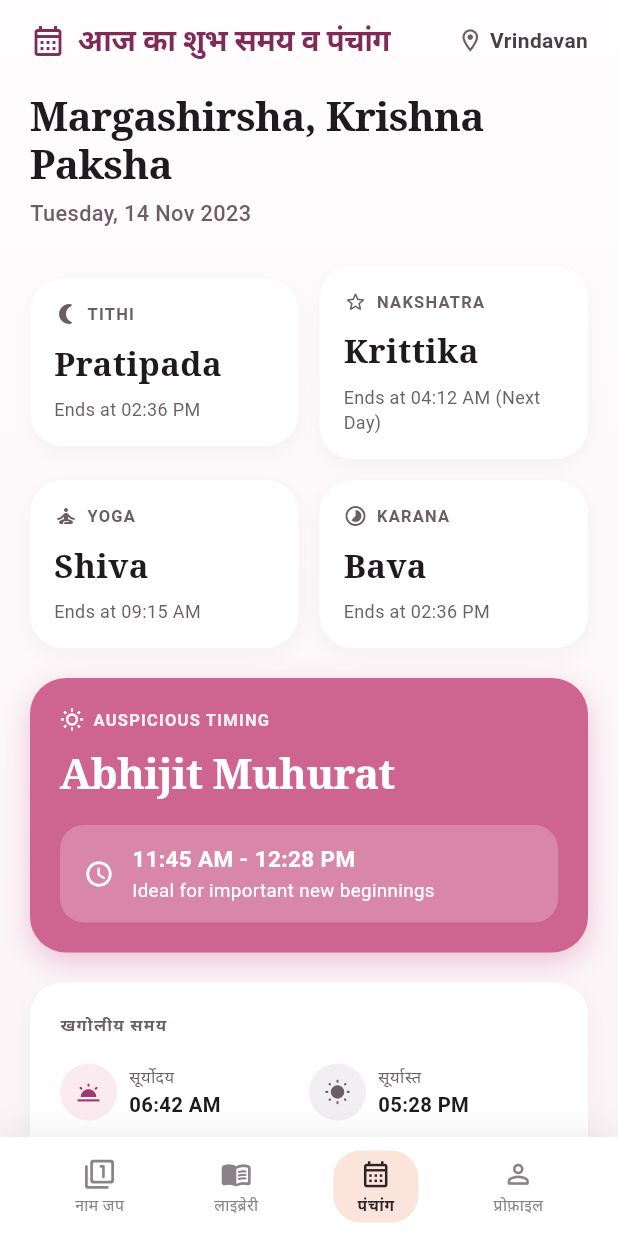
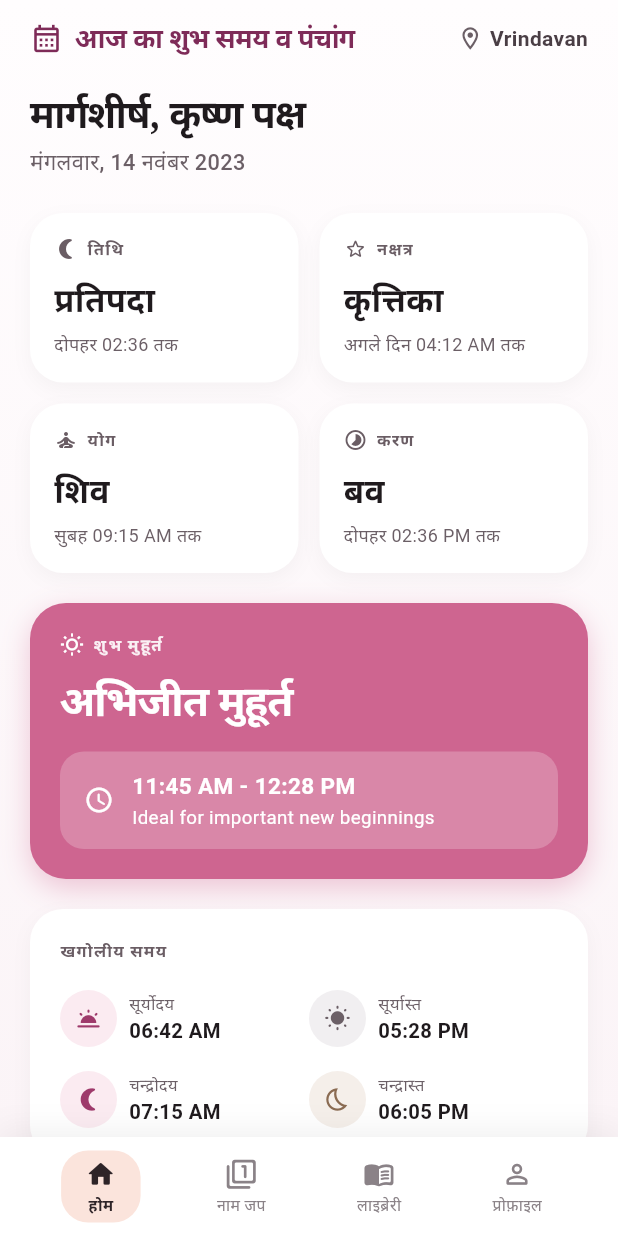
Before and after one commit to rohitelbroz-dev/gurujiapp-flutter, a Flutter app: the HomeScreen screen opened by its route, on a phone screen of 412 x 824 dp. Run offline on Flutter 3.47's test engine with Material 3 defaults, Android fonts, the light colour scheme and no system bars; our stand-ins replace bloc, cached_network_image, equatable, flutter_bloc, go_router, image_picker and 3 more; missing offline and left inert: gal; accounts and stored records are empty; network calls fail.

Commit message:
added code for update langies and fix ui issues

```diff
--- a/lib/core/widgets/app_bottom_nav.dart
+++ b/lib/core/widgets/app_bottom_nav.dart
@@ -3,7 +3,7 @@ import 'package:go_router/go_router.dart';
 import 'package:guruji/core/localization/app_strings.dart';
 import 'package:guruji/core/services/user_persistence_service.dart';
 
-enum AppNavTab { jaap, library, panchang, profile }
+enum AppNavTab { home, jaap, library, profile, panchang }
 
 class AppBottomNav extends StatelessWidget {
   final AppNavTab currentTab;
@@ -18,6 +18,8 @@ class AppBottomNav extends StatelessWidget {
     const Color activePillBg = Color(0xFFFBE4DC);
     const Color activeTextColor = Color(0xFF2E2428);
     const Color inactiveColor = Color(0xFF8A8287);
+
+    final bool isHomeActive = currentTab == AppNavTab.home || currentTab == AppNavTab.panchang;
 
     return Container(
       decoration: BoxDecoration(
@@ -37,9 +39,21 @@ class AppBottomNav extends StatelessWidget {
           child: Row(
             mainAxisAlignment: MainAxisAlignment.spaceEvenly,
             children: [
+              // 1. Home tab at first place
               _buildNavItem(
                 context: context,
-                tab: AppNavTab.jaap,
+                isActive: isHomeActive,
+                icon: Icons.home_rounded,
+                label: context.tr('navHome'),
+                onTap: () => context.go('/home'),
+                activePillBg: activePillBg,
+                activeTextColor: activeTextColor,
+                inactiveColor: inactiveColor,
+              ),
+              // 2. Naam Jaap
+              _buildNavItem(
+                context: context,
+                isActive: currentTab == AppNavTab.jaap,
                 icon: Icons.filter_1_rounded,
                 label: context.tr('navJaap'),
                 onTap: () async {
@@ -55,9 +69,10 @@ class AppBottomNav extends StatelessWidget {
                 activeTextColor: activeTextColor,
                 inactiveColor: inactiveColor,
               ),
+              // 3. Library
               _buildNavItem(
                 context: context,
-                tab: AppNavTab.library,
+                isActive: currentTab == AppNavTab.library,
                 icon: Icons.menu_book_rounded,
                 label: context.tr('navLibrary'),
                 onTap: () => context.go('/library'),
@@ -65,19 +80,10 @@ class AppBottomNav extends StatelessWidget {
                 activeTextColor: activeTextColor,
                 inactiveColor: inactiveColor,
               ),
+              // 4. Profile
               _buildNavItem(
                 context: context,
-                tab: AppNavTab.panchang,
-                icon: Icons.calendar_month_outlined,
-                label: context.tr('navPanchang'),
-                onTap: () => context.go('/home'),
-                activePillBg: activePillBg,
-                activeTextColor: activeTextColor,
-                inactiveColor: inactiveColor,
-              ),
-              _buildNavItem(
-                context: context,
-                tab: AppNavTab.profile,
+                isActive: currentTab == AppNavTab.profile,
                 icon: Icons.person_outline_rounded,
                 label: context.tr('navProfile'),
                 onTap: () => context.go('/profile'),
@@ -94,7 +100,7 @@ class AppBottomNav extends StatelessWidget {
 
   Widget _buildNavItem({
     required BuildContext context,
-    required AppNavTab tab,
+    required bool isActive,
     required IconData icon,
     required String label,
     required VoidCallback onTap,
@@ -102,8 +108,6 @@ class AppBottomNav extends StatelessWidget {
     required Color activeTextColor,
     required Color inactiveColor,
   }) {
-    final isActive = currentTab == tab;
-
     return GestureDetector(
       onTap: () {
         if (!isActive) {
--- a/lib/features/home/presentation/homescreen.dart
+++ b/lib/features/home/presentation/homescreen.dart
@@ -110,7 +110,7 @@ class _HomeScreenState extends State<HomeScreen> {
             ),
           ),
         ),
-        bottomNavigationBar: const AppBottomNav(currentTab: AppNavTab.panchang),
+        bottomNavigationBar: const AppBottomNav(currentTab: AppNavTab.home),
       ),
     );
   }
@@ -120,26 +120,33 @@ class _HomeScreenState extends State<HomeScreen> {
     return Row(
       mainAxisAlignment: MainAxisAlignment.spaceBetween,
       children: [
-        Row(
+        Expanded(
+          child: Row(
             children: [
               Icon(
                 Icons.calendar_month_outlined,
-              size: 24,
+                size: 22,
                 color: primaryPlum,
               ),
               const SizedBox(width: 8),
-            Text(
+              Expanded(
+                child: Text(
                   context.tr('todayAuspicious'),
                   style: TextStyle(
-                fontSize: 20,
+                    fontSize: 18,
                     fontWeight: FontWeight.w700,
                     fontFamily: 'serif',
                     color: primaryPlum,
                     letterSpacing: -0.3,
                   ),
-            ),
-          ],
-        ),
+                  maxLines: 1,
+                  overflow: TextOverflow.ellipsis,
+                ),
+              ),
+            ],
+          ),
+        ),
+        const SizedBox(width: 8),
         PopupMenuButton<String>(
           onSelected: (loc) {
             setState(() {
@@ -202,9 +209,9 @@ class _HomeScreenState extends State<HomeScreen> {
       crossAxisAlignment: CrossAxisAlignment.start,
       children: [
         Text(
-          'Margashirsha, Krishna Paksha',
-          style: TextStyle(
-            fontSize: 27,
+          context.tr('panchangDateHeader'),
+          style: TextStyle(
+            fontSize: 26,
             fontWeight: FontWeight.w800,
             fontFamily: 'serif',
             color: charcoalText,
@@ -214,7 +221,7 @@ class _HomeScreenState extends State<HomeScreen> {
         ),
         const SizedBox(height: 6),
         Text(
-          'Tuesday, 14 Nov 2023',
+          context.tr('panchangGregorianDate'),
           style: TextStyle(
             fontSize: 14.5,
             fontWeight: FontWeight.w500,
@@ -238,9 +245,9 @@ class _HomeScreenState extends State<HomeScreen> {
             Expanded(
               child: _buildPanchangCard(
                 icon: Icons.nightlight_round,
-                title: 'TITHI',
-                value: 'Pratipada',
-                endsAt: 'Ends at 02:36 PM',
+                title: context.tr('tithi'),
+                value: context.tr('tithiVal'),
+                endsAt: context.tr('tithiEndsAt'),
                 charcoalText: charcoalText,
                 subtitleColor: subtitleColor,
               ),
@@ -249,9 +256,9 @@ class _HomeScreenState extends State<HomeScreen> {
             Expanded(
               child: _buildPanchangCard(
                 icon: Icons.star_border_rounded,
-                title: 'NAKSHATRA',
-                value: 'Krittika',
-                endsAt: 'Ends at 04:12 AM (Next Day)',
+                title: context.tr('nakshatra'),
+                value: context.tr('nakshatraVal'),
+                endsAt: context.tr('nakshatraEndsAt'),
                 charcoalText: charcoalText,
                 subtitleColor: subtitleColor,
               ),
@@ -264,9 +271,9 @@ class _HomeScreenState extends State<HomeScreen> {
             Expanded(
               child: _buildPanchangCard(
                 icon: Icons.self_improvement_rounded,
-                title: 'YOGA',
-                value: 'Shiva',
-                endsAt: 'Ends at 09:15 AM',
+                title: context.tr('yoga'),
+                value: context.tr('yogaVal'),
+                endsAt: context.tr('yogaEndsAt'),
                 charcoalText: charcoalText,
                 subtitleColor: subtitleColor,
               ),
@@ -275,9 +282,9 @@ class _HomeScreenState extends State<HomeScreen> {
             Expanded(
               child: _buildPanchangCard(
                 icon: Icons.timelapse_rounded,
-                title: 'KARANA',
-                value: 'Bava',
-                endsAt: 'Ends at 02:36 PM',
+                title: context.tr('karana'),
+                value: context.tr('karanaVal'),
+                endsAt: context.tr('karanaEndsAt'),
                 charcoalText: charcoalText,
                 subtitleColor: subtitleColor,
               ),
@@ -379,7 +386,7 @@ class _HomeScreenState extends State<HomeScreen> {
               ),
               const SizedBox(width: 6),
               Text(
-                'AUSPICIOUS TIMING',
+                context.tr('auspiciousTiming').toUpperCase(),
                 style: TextStyle(
                   fontSize: 11,
                   fontWeight: FontWeight.w700,
@@ -390,9 +397,9 @@ class _HomeScreenState extends State<HomeScreen> {
             ],
           ),
           const SizedBox(height: 8),
-          const Text(
-            'Abhijit Muhurat',
-            style: TextStyle(
+          Text(
+            context.tr('abhijitMuhurat'),
+            style: const TextStyle(
               fontSize: 28,
               fontWeight: FontWeight.w800,
               fontFamily: 'serif',
@@ -739,7 +746,7 @@ class _HomeScreenState extends State<HomeScreen> {
           children: [
             Expanded(
               child: _buildFestivalCard(
-                badge: 'TOMORROW',
+                badge: context.tr('festTomorrow'),
                 hasIcon: true,
                 title: 'Govardhan Puja',
                 subtitle: 'Kartik Shukla Pratipada',
@@ -750,10 +757,10 @@ class _HomeScreenState extends State<HomeScreen> {
             const SizedBox(width: 12),
             Expanded(
               child: _buildFestivalCard(
-                badge: 'IN 3 DAYS',
+                badge: context.tr('festIn3Days'),
                 hasIcon: false,
-                title: 'Bhai Dooj',
-                subtitle: 'Kartik Shukla Dwitiya',
+                title: context.tr('fest2Title'),
+                subtitle: context.tr('fest2Sub'),
                 charcoalText: charcoalText,
                 subtitleColor: subtitleColor,
               ),
@@ -1412,10 +1419,10 @@ class _HomeScreenState extends State<HomeScreen> {
                     color: const Color(0xFFEBF7F2),
                     borderRadius: BorderRadius.circular(14),
                   ),
-                  child: const Column(
-                    children: [
-                      Text(
-                        'NOV',
+                  child: Column(
+                    children: [
+                      Text(
+                        context.tr('featuredEventMonth'),
                         style: TextStyle(
                           fontSize: 10,
                           fontWeight: FontWeight.w700,
@@ -1423,7 +1430,7 @@ class _HomeScreenState extends State<HomeScreen> {
                         ),
                       ),
                       Text(
-                        '27',
+                        context.tr('featuredEventDate'),
                         style: TextStyle(
                           fontSize: 20,
                           fontWeight: FontWeight.w800,
@@ -1439,7 +1446,7 @@ class _HomeScreenState extends State<HomeScreen> {
                     crossAxisAlignment: CrossAxisAlignment.start,
                     children: [
                       Text(
-                        'Kartik Purnima Mahotsav',
+                        context.tr('featuredEventTitle'),
                         style: TextStyle(
                           fontSize: 15,
                           fontWeight: FontWeight.w700,
@@ -1451,11 +1458,15 @@ class _HomeScreenState extends State<HomeScreen> {
                         children: [
                           Icon(Icons.location_on_outlined, size: 13, color: subtitleColor),
                           const SizedBox(width: 3),
-                          Text(
-                            'Shri Dham Vrindavan • Live Darshan',
+                          Expanded(
+                            child: Text(
+                              context.tr('featuredEventLocation'),
                               style: TextStyle(
                                 fontSize: 11,
                                 color: subtitleColor,
+                              ),
+                              maxLines: 1,
+                              overflow: TextOverflow.ellipsis,
                             ),
                           ),
                         ],
@@ -1557,6 +1568,8 @@ class _HomeScreenState extends State<HomeScreen> {
                     children: [
                       Text(
                         context.tr('familyTree'),
+                        maxLines: 1,
+                        overflow: TextOverflow.ellipsis,
                         style: TextStyle(
                           fontSize: 15,
                           fontWeight: FontWeight.w700,
@@ -1566,6 +1579,8 @@ class _HomeScreenState extends State<HomeScreen> {
                       const SizedBox(height: 3),
                       Text(
                         context.tr('familyDesc'),
+                        maxLines: 2,
+                        overflow: TextOverflow.ellipsis,
                         style: TextStyle(
                           fontSize: 11.5,
                           color: subtitleColor,
@@ -1574,20 +1589,11 @@ class _HomeScreenState extends State<HomeScreen> {
                     ],
                   ),
                 ),
-                Container(
-                  padding: const EdgeInsets.symmetric(horizontal: 10, vertical: 6),
-                  decoration: BoxDecoration(
-                    color: const Color(0xFF764BB2),
-                    borderRadius: BorderRadius.circular(10),
-                  ),
-                  child: Text(
-                    context.tr('familyTree'),
-                    style: const TextStyle(
-                      fontSize: 11,
-                      fontWeight: FontWeight.w700,
-                      color: Colors.white,
-                    ),
-                  ),
+const SizedBox(width: 8),
+                const Icon(
+                  Icons.arrow_forward_ios_rounded,
+                  size: 14,
+                  color: Color(0xFF764BB2),
                 ),
               ],
             ),
--- a/lib/features/library/presentation/now_playing_screen.dart
+++ b/lib/features/library/presentation/now_playing_screen.dart
@@ -3,6 +3,7 @@ import 'package:flutter/material.dart';
 import 'package:flutter/services.dart';
 import 'package:go_router/go_router.dart';
 import 'package:guruji/core/localization/app_strings.dart';
+import 'package:guruji/core/localization/data_localization_helper.dart';
 
 class NowPlayingScreen extends StatefulWidget {
   final Map<String, dynamic> audioData;
@@ -170,7 +171,7 @@ class _NowPlayingScreenState extends State<NowPlayingScreen> {
 
                         // ─── Title & Subtitle ───
                         Text(
-                          title,
+                          context.trData(title),
                           textAlign: TextAlign.center,
                           style: const TextStyle(
                             fontSize: 32,
@@ -182,7 +183,7 @@ class _NowPlayingScreenState extends State<NowPlayingScreen> {
                         ),
                         const SizedBox(height: 6),
                         Text(
-                          author,
+                          context.trData(author),
                           textAlign: TextAlign.center,
                           style: const TextStyle(
                             fontSize: 15,
```
Also changed, not shown: lib/core/localization/app_strings.dart (+95 -3 lines), lib/core/localization/data_localization_helper.dart (added, +91 -0 lines), lib/features/family/presentation/family_screen.dart (+16 -15 lines), lib/features/leaderboard/presentation/leaderboard_screen.dart (+17 -12 lines), lib/features/library/presentation/audio_library_screen.dart (+6 -5 lines). Lines whose indentation alone changed are shown as unchanged.
